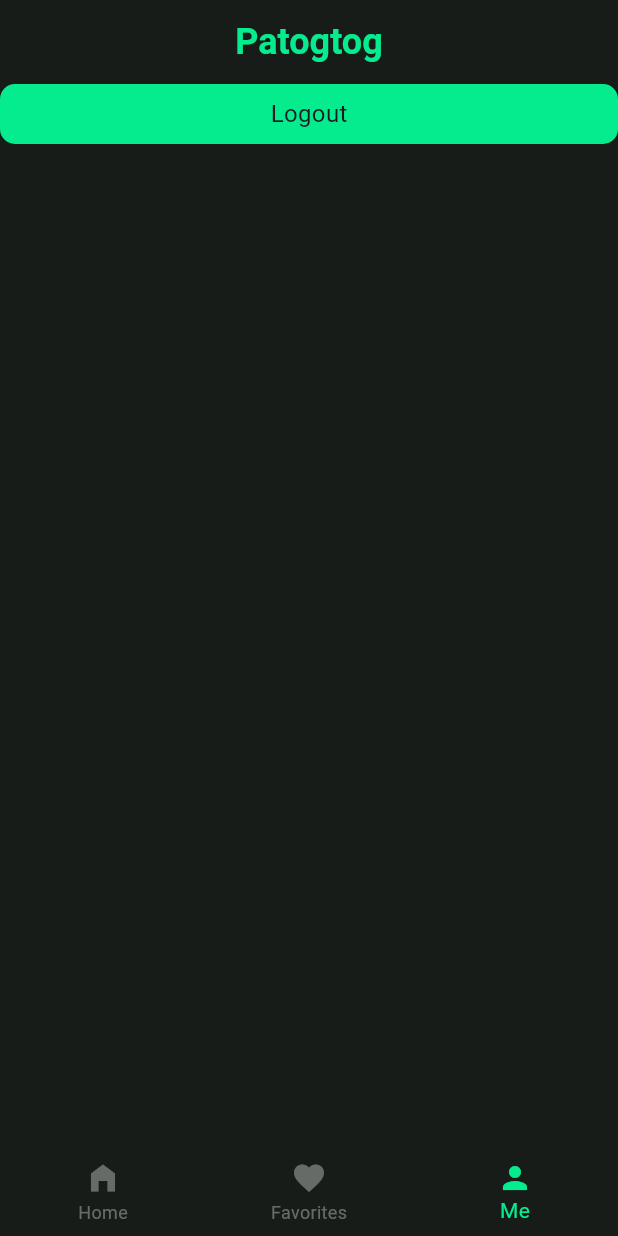
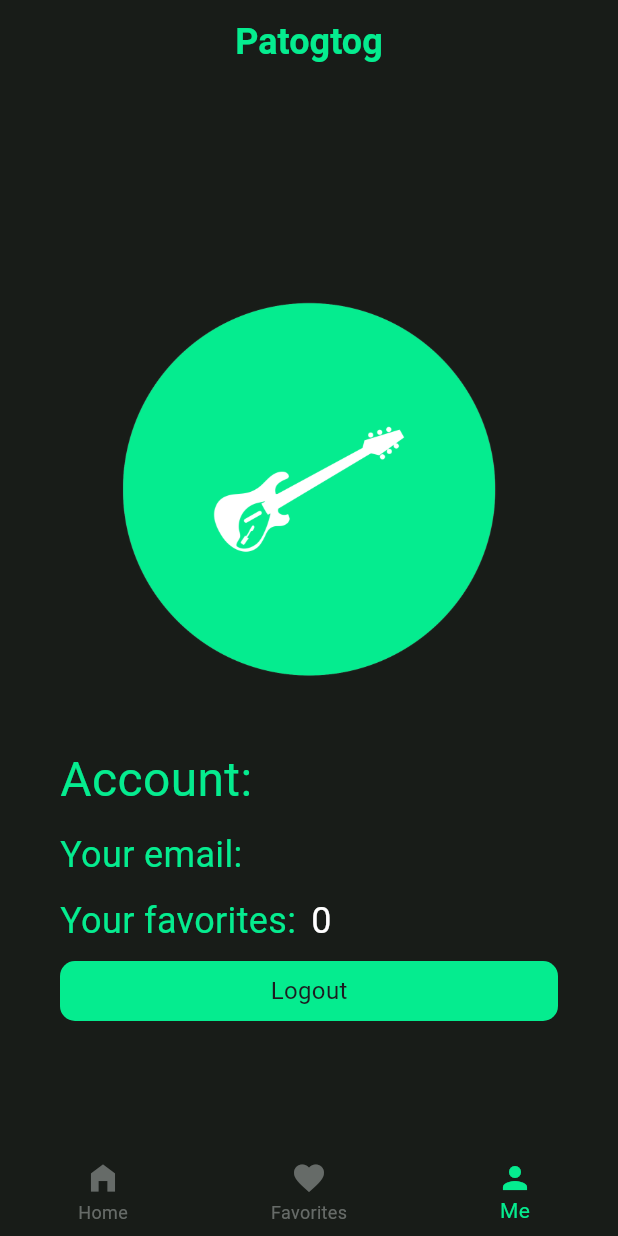
Before and after one commit to oliburp/appDevSummer, a Flutter app: the MyHomePage screen opened directly with empty values, item 3 of the bottom bar chosen, on a phone screen of 412 x 824 dp. Run offline on Flutter 3.47's test engine with Material 3 defaults, Android fonts, the phone set to English and light mode, and no system bars; our stand-ins replace audioplayers, firebase_auth, firebase_core, fluttertoast, font_awesome_flutter, shared_preferences; accounts and stored records are empty.

Commit message:
aus na more data nalang

```diff
--- a/lib/pages/homepage/player.dart
+++ b/lib/pages/homepage/player.dart
@@ -69,24 +69,25 @@ class _MyPlayerState extends State<MyPlayer> {
   void _nextTrack() {
     if (currentIndex < widget.songList.length - 1) {
       setState(() {
-        currentIndex = (currentIndex + 1) % widget.songList.length;
+        currentIndex++;
       });
-      _loadSong();
-      _playPause();
+    } else {
+      currentIndex = 0;
     }
+    _loadSong();
+    _playPause();
   }
 
   void _previousTrack() {
     if (currentIndex > 0) {
       setState(() {
-        currentIndex = (currentIndex - 1) % widget.songList.length;
-      if (currentIndex < 0) {
-        currentIndex = widget.songList.length - 1;
-      }
+        currentIndex--;
       });
-      _loadSong();
-      _playPause();
+    } else {
+      currentIndex = widget.songList.length - 1;
     }
+    _loadSong();
+    _playPause();
   }
 
   @override
--- a/lib/pages/homepage/user.dart
+++ b/lib/pages/homepage/user.dart
@@ -8,8 +8,6 @@ class MyUser extends StatefulWidget {
 }
 
 class _MyUserState extends State<MyUser> {
-
-
   Future<void> signOut() async {
     FirebaseAuth.instance.signOut();
     final SharedPreferences prefs = await SharedPreferences.getInstance();
@@ -28,18 +26,69 @@ class _MyUserState extends State<MyUser> {
 
   @override
   Widget build(BuildContext context) {
-    return Column(
+    return Center(
+      child: Padding(
+        padding: const EdgeInsets.fromLTRB(40, 100, 40, 40),
+        child: Column(
+          mainAxisAlignment: MainAxisAlignment.spaceEvenly,
           children: [
+            SizedBox(
+              height: 250,
+              child: Image.asset('assets/logo/logo.png'),
+            ),
+            Column(
+              mainAxisAlignment: MainAxisAlignment.spaceEvenly,
+              crossAxisAlignment: CrossAxisAlignment.start,
+              children: [
+                const Text(
+                  'Account:',
+                  style: TextStyle(
+                      color: Color.fromARGB(255, 5, 236, 143), fontSize: 32),
+                ),
+                const SizedBox(height: 10),
+                Row(
+                  children: [
+                    const Text(
+                      'Your email:',
+                      style: TextStyle(
+                          color: Color.fromARGB(255, 5, 236, 143),
+                          fontSize: 24),
+                    ),
+                const SizedBox(width: 40),
+                    Text(
+                      widget.email,
+                      style: const TextStyle(color: Colors.white, fontSize: 24),
+                    ),
+                  ],
+                ),
+                const SizedBox(height: 10),
+                Row(
+                  children: [
+                    const Text(
+                      'Your favorites:',
+                      style: TextStyle(
+                          color: Color.fromARGB(255, 5, 236, 143),
+                          fontSize: 24),
+                    ),
+
+                const SizedBox(width: 10),
+                    Text(
+                      favoriteList.length.toString(),
+                      style: const TextStyle(color: Colors.white, fontSize: 24),
+                    ),
+                  ],
+                ),
+                const SizedBox(height: 10),
                 MyButton(
                   height: 40,
                   text: 'Logout',
                   onTap: signOut,
                 ),
-          Text(
-            widget.email,
-            style: const TextStyle(color: Color.fromARGB(255, 5, 236, 143)),
+              ],
             ),
           ],
+        ),
+      ),
     );
   }
 }
--- a/pubspec.yaml
+++ b/pubspec.yaml
@@ -28,3 +28,4 @@ flutter:
   assets:
     - assets/audio/
     - assets/cover/
+    - assets/logo/
```
Also changed, not shown: assets/logo/logo.png (added), 2 other files. Lines whose indentation alone changed are shown as unchanged.
